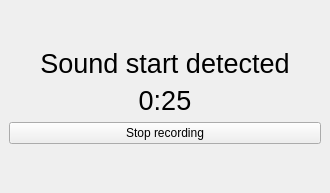
First picture: the form in TrackRecorderStatus.ui, repository eriser/Looper, before the edit.
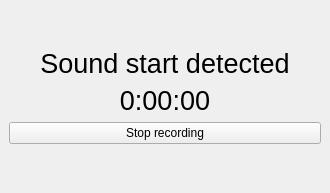
Second picture: the form after the edit.

What changed in the file:
```diff
--- a/TrackRecorderStatus.ui
+++ b/TrackRecorderStatus.ui
@@ -51,7 +51,7 @@
        </font>
       </property>
       <property name="text">
-       <string>0:25</string>
+       <string>0:00:00</string>
       </property>
       <property name="alignment">
        <set>Qt::AlignCenter</set>
```
